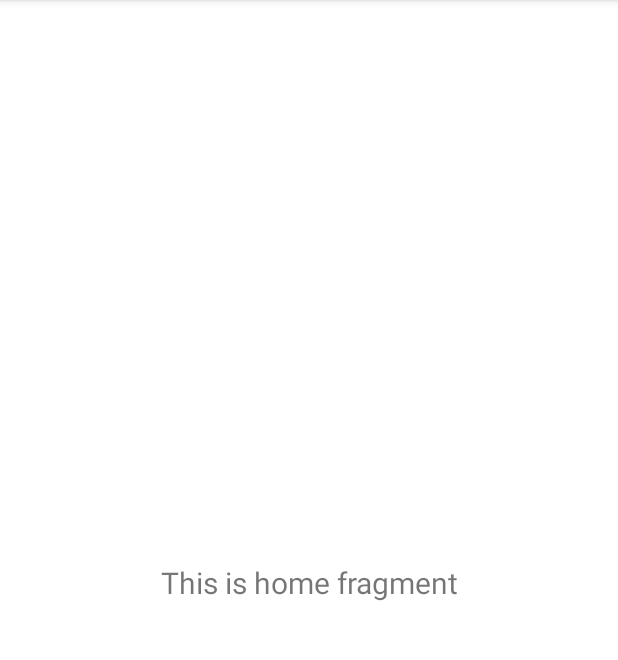
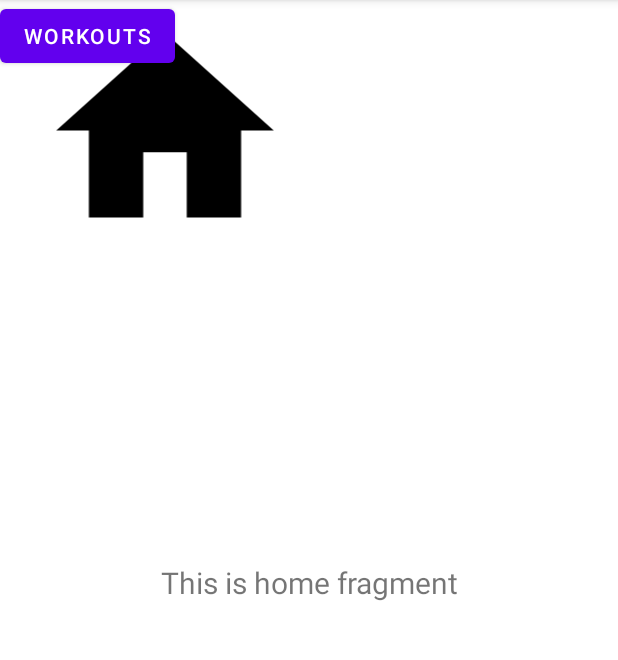
Before and after one commit to IanCodes1971/FocusFitness, an Android app: the fragment HomeFragment shown on its own in the app's theme, on a phone screen of 412 x 824 dp, the part 84-744 px from its top. Run offline under Robolectric (Android 15) with nearby library versions, the phone set to English and light mode, and no system bars.

Commit message:
see if you can get a button working that will bring users to a different page where the exercises will be stored

```diff
--- a/app/src/main/java/WorkoutAdapter.java
+++ b/app/src/main/java/WorkoutAdapter.java
@@ -2,6 +2,8 @@ import android.view.LayoutInflater;
 import android.view.View;
 import android.view.ViewGroup;
 import android.widget.TextView;
+
+import com.example.focusfitness.R;
 
 import androidx.annotation.NonNull;
 import androidx.recyclerview.widget.RecyclerView;
--- a/app/src/main/res/layout/activity_main.xml
+++ b/app/src/main/res/layout/activity_main.xml
@@ -10,10 +10,9 @@
         android:id="@+id/nav_view"
         android:layout_width="0dp"
         android:layout_height="wrap_content"
-        android:layout_marginStart="0dp"
-        android:layout_marginEnd="0dp"
         android:background="?android:attr/windowBackground"
         app:layout_constraintBottom_toBottomOf="parent"
+        app:layout_constraintHorizontal_bias="0.0"
         app:layout_constraintLeft_toLeftOf="parent"
         app:layout_constraintRight_toRightOf="parent"
         app:menu="@menu/bottom_nav_menu" />
--- a/app/src/main/res/layout/fragment_home.xml
+++ b/app/src/main/res/layout/fragment_home.xml
@@ -19,4 +19,23 @@
         app:layout_constraintEnd_toEndOf="parent"
         app:layout_constraintStart_toStartOf="parent"
         app:layout_constraintTop_toTopOf="parent" />
+
+    <Button
+        android:id="@+id/workoutbutton"
+        android:layout_width="wrap_content"
+        android:layout_height="wrap_content"
+        android:text="@string/workouts"
+        tools:layout_editor_absoluteX="158dp"
+        tools:layout_editor_absoluteY="615dp" />
+
+    <ImageView
+        android:id="@+id/imageView2"
+        android:layout_width="220dp"
+        android:layout_height="174dp"
+        android:src="@drawable/ic_home_black_24dp"
+        tools:layout_editor_absoluteX="95dp"
+        tools:layout_editor_absoluteY="94dp" />
+
+
+
 </androidx.constraintlayout.widget.ConstraintLayout>
--- a/app/src/main/res/values/strings.xml
+++ b/app/src/main/res/values/strings.xml
@@ -3,4 +3,5 @@
     <string name="title_home">Home</string>
     <string name="title_dashboard">Dashboard</string>
     <string name="title_notifications">Notifications</string>
+    <string name="workouts">Workouts</string>
 </resources>
```
Also changed, not shown: app/src/main/res/drawable/ic_dashboard_black_24dp.xml (+7 -0 lines), app/src/main/res/layout/home.kt (added, +52 -0 lines).
